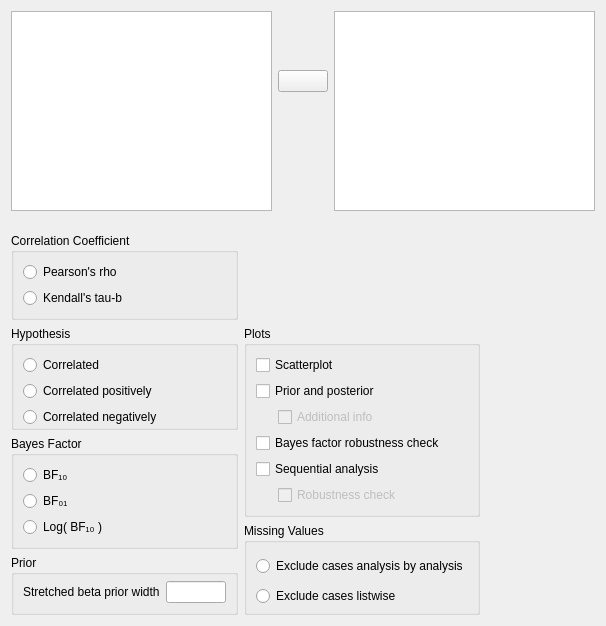
Qt form JASP-Desktop/analysisforms/correlationbayesianpairsform.ui (jasp-stats/jasp-desktop) before a commit.
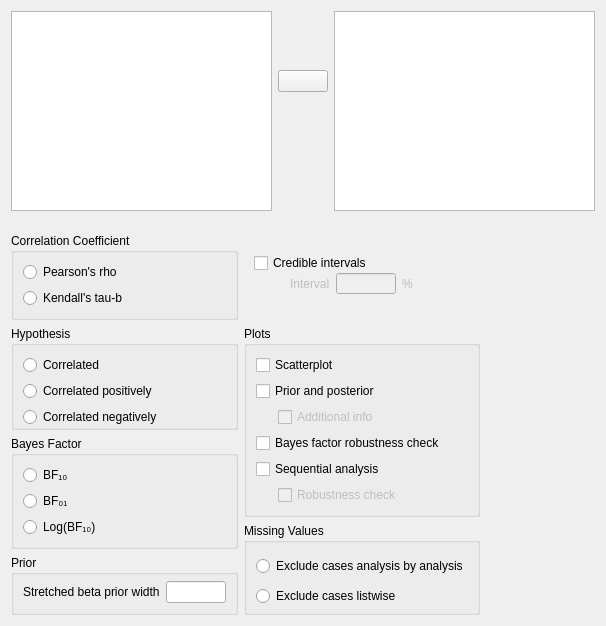
The same form after that commit. Custom widgets are drawn as their Qt base class.

Commit message: (1) credible intervals Bayesian correlation matrix and Bayesian correlation pairs, (2) p-values for sumstat Kendall's tau

```diff
--- a/JASP-Desktop/analysisforms/correlationbayesianpairsform.ui
+++ b/JASP-Desktop/analysisforms/correlationbayesianpairsform.ui
@@ -294,7 +294,7 @@
             <item row="2" column="0">
              <widget class="QRadioButton" name="_3">
               <property name="text">
-               <string>Log( BF₁₀ )</string>
+               <string>Log(BF₁₀)</string>
               </property>
              </widget>
             </item>
@@ -444,6 +444,97 @@
         </layout>
        </widget>
       </item>
+      <item row="2" column="1">
+       <widget class="QWidget" name="additionalStatsContainer" native="true">
+        <widget class="BoundCheckBox" name="credibleInterval">
+         <property name="geometry">
+          <rect>
+           <x>10</x>
+           <y>20</y>
+           <width>252</width>
+           <height>20</height>
+          </rect>
+         </property>
+         <property name="text">
+          <string>Credible intervals</string>
+         </property>
+        </widget>
+        <widget class="QWidget" name="ciValueContainer" native="true">
+         <property name="enabled">
+          <bool>false</bool>
+         </property>
+         <property name="geometry">
+          <rect>
+           <x>10</x>
+           <y>40</y>
+           <width>241</width>
+           <height>21</height>
+          </rect>
+         </property>
+         <layout class="QGridLayout" name="gridLayout_12">
+          <property name="leftMargin">
+           <number>0</number>
+          </property>
+          <property name="topMargin">
+           <number>0</number>
+          </property>
+          <property name="rightMargin">
+           <number>0</number>
+          </property>
+          <property name="bottomMargin">
+           <number>0</number>
+          </property>
+          <item row="0" column="0">
+           <widget class="QWidget" name="widget_9" native="true">
+            <property name="minimumSize">
+             <size>
+              <width>30</width>
+              <height>0</height>
+             </size>
+            </property>
+           </widget>
+          </item>
+          <item row="0" column="3">
+           <widget class="QLabel" name="label_2">
+            <property name="text">
+             <string>%</string>
+            </property>
+           </widget>
+          </item>
+          <item row="0" column="2">
+           <widget class="BoundTextBox" name="ciValue">
+            <property name="maximumSize">
+             <size>
+              <width>60</width>
+              <height>16777215</height>
+             </size>
+            </property>
+           </widget>
+          </item>
+          <item row="0" column="1">
+           <widget class="QLabel" name="label_3">
+            <property name="text">
+             <string>Interval</string>
+            </property>
+           </widget>
+          </item>
+          <item row="0" column="4">
+           <spacer name="horizontalSpacer">
+            <property name="orientation">
+             <enum>Qt::Horizontal</enum>
+            </property>
+            <property name="sizeHint" stdset="0">
+             <size>
+              <width>0</width>
+              <height>20</height>
+             </size>
+            </property>
+           </spacer>
+          </item>
+         </layout>
+        </widget>
+       </widget>
+      </item>
      </layout>
     </widget>
    </item>
```
Left out of the diff: 42 changed lines with no effect on the pictures. The commit also changes 12 other files.
